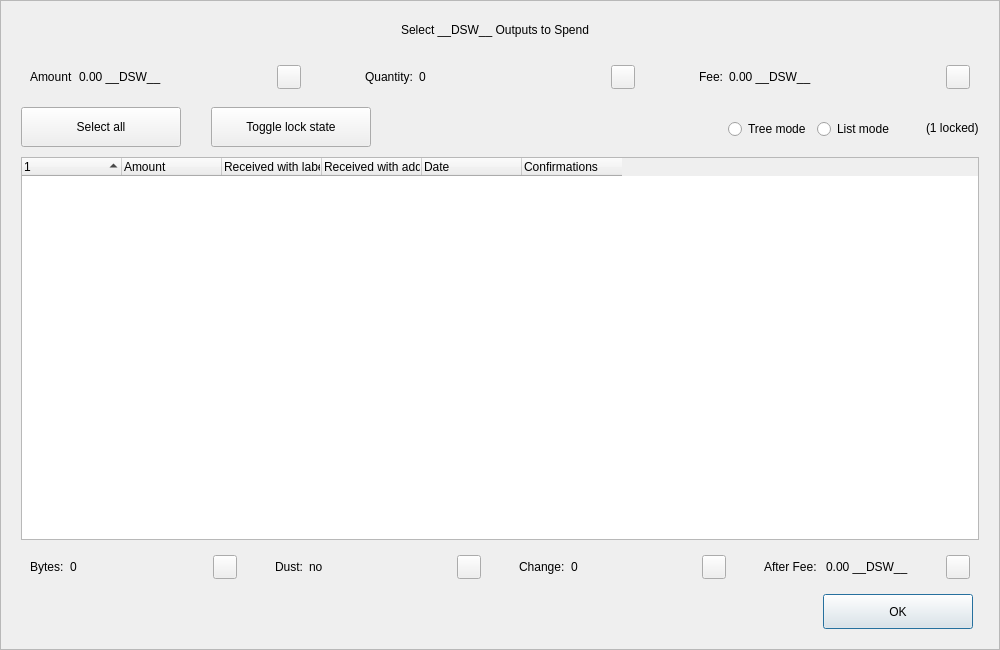
Old version of the form src/qt/forms/coincontroldialog.ui in the repository decenomy/DSW.
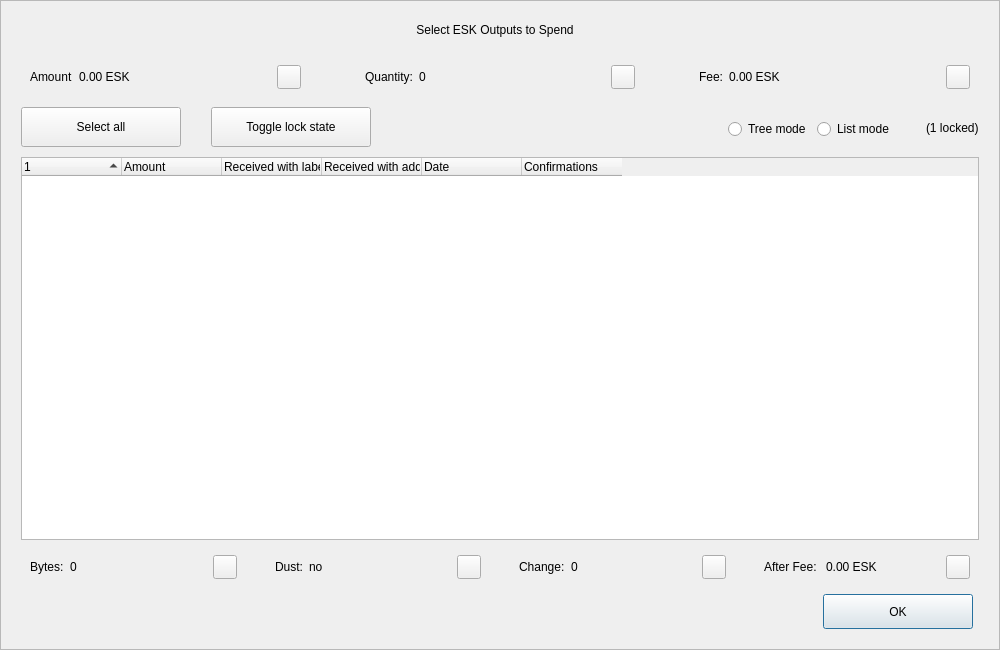
New version of the form. Custom widgets are drawn as their Qt base class.

What changed in the file:
```diff
--- a/src/qt/forms/coincontroldialog.ui
+++ b/src/qt/forms/coincontroldialog.ui
@@ -98,7 +98,7 @@
            </size>
           </property>
           <property name="text">
-           <string>Select __DSW__ Outputs to Spend</string>
+           <string>Select ESK Outputs to Spend</string>
           </property>
           <property name="alignment">
            <set>Qt::AlignCenter</set>
@@ -144,7 +144,7 @@
            <item>
             <widget class="QLabel" name="labelCoinControlAmount">
              <property name="text">
-              <string>0.00 __DSW__</string>
+              <string>0.00 ESK</string>
              </property>
             </widget>
            </item>
@@ -268,7 +268,7 @@
            <item>
             <widget class="QLabel" name="labelCoinControlFee">
              <property name="text">
-              <string>0.00 __DSW__</string>
+              <string>0.00 ESK</string>
              </property>
             </widget>
            </item>
@@ -729,7 +729,7 @@
            <item>
             <widget class="QLabel" name="labelCoinControlAfterFee">
              <property name="text">
-              <string>0.00 __DSW__</string>
+              <string>0.00 ESK</string>
              </property>
             </widget>
            </item>
```
